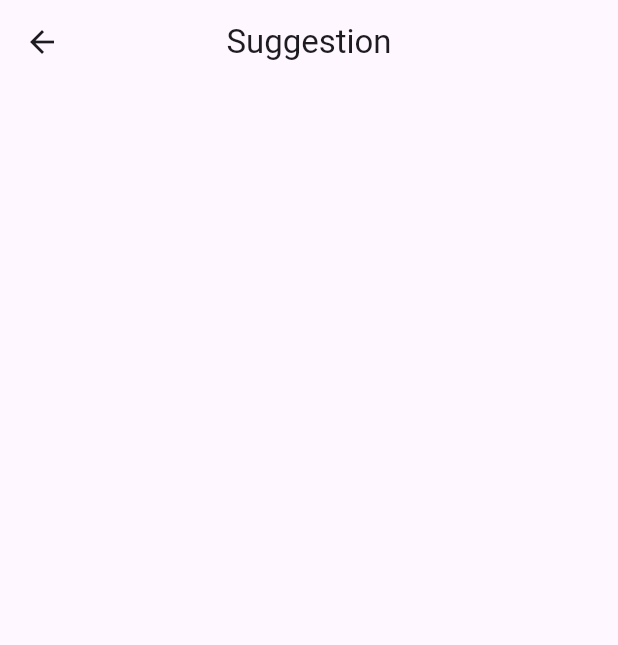
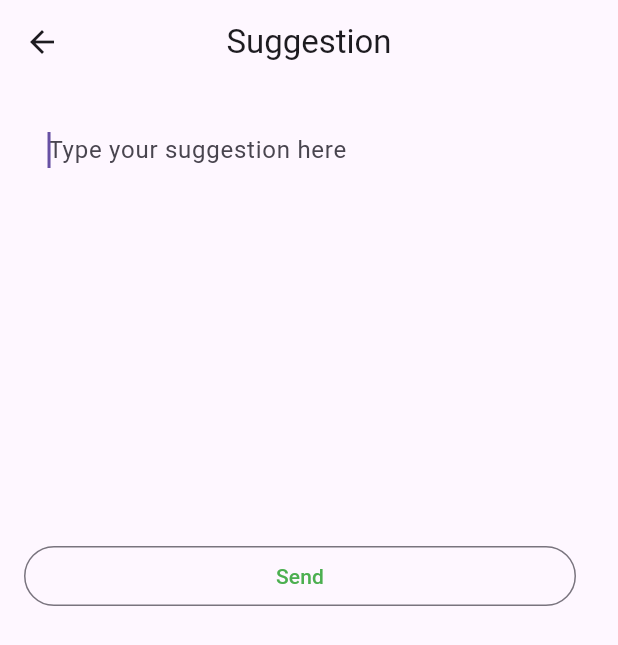
Before and after one commit to SamuelWakoli/Moval-Enterprise, a Flutter app: the SuggestionPage screen opened directly, on a phone screen of 412 x 824 dp. Shown: the top 645 px of the screen. Run offline on Flutter 3.47's test engine with Material 2 defaults, Android fonts, the phone set to English and light mode, and no system bars; our stand-ins replace cached_network_image, firebase_auth, firebase_core, firebase_storage, font_awesome_flutter, google_sign_in and 2 more; missing offline and left inert: firebase_ui_oauth_google; accounts and stored records are empty; generated files the repository leaves out were written again; network calls fail.

Commit message:
Added more features

```diff
--- a/lib/pages/orders.dart
+++ b/lib/pages/orders.dart
@@ -27,9 +27,9 @@ class _OrdersPageState extends State<OrdersPage> {
               ),
             ),
             //delivered || awaiting delivery
-            title: Text("Delivered\nProduct Name"),
-            subtitle:
-                Text("Quantity: 1\nAmount paid: Ksh. 2000\nDate: 12/12/2022"),
+            title: Text("Product Name"),
+            subtitle: Text(
+                "Quantity: 1\nAmount paid: Ksh. 2000\nDate: 12/12/2022\nStatus: Delivered"),
           ),
         ),
       ),
--- a/lib/pages/suggestion.dart
+++ b/lib/pages/suggestion.dart
@@ -8,6 +8,20 @@ class SuggestionPage extends StatefulWidget {
 }
 
 class _SuggestionPageState extends State<SuggestionPage> {
+  String? _issue;
+  bool loading = false;
+
+  InputBorder textFieldBorder = OutlineInputBorder(
+    borderSide: BorderSide(color: Colors.transparent),
+  );
+
+  sendIssue() {
+    if (_globalKey.currentState!.validate()) {
+      //TODO: Code for sending suggestion
+    }
+  }
+
+  final GlobalKey<FormState> _globalKey = GlobalKey<FormState>();
   @override
   Widget build(BuildContext context) {
     return Scaffold(
@@ -15,6 +29,75 @@ class _SuggestionPageState extends State<SuggestionPage> {
         centerTitle: true,
         title: const Text("Suggestion"),
       ),
+      body: Form(
+        key: _globalKey,
+        child: SingleChildScrollView(
+          child: ConstrainedBox(
+              constraints: const BoxConstraints(
+                maxWidth: 400.0,
+              ),
+              child: Padding(
+                padding: const EdgeInsets.all(16.0),
+                child: Column(
+                  mainAxisAlignment: MainAxisAlignment.center,
+                  crossAxisAlignment: CrossAxisAlignment.center,
+                  children: [
+                    TextFormField(
+                      keyboardType: TextInputType.emailAddress,
+                      textInputAction: TextInputAction.send,
+                      autofocus: true,
+                      minLines: 10,
+                      maxLines: 10,
+                      decoration: InputDecoration(
+                        hintText: "Type your suggestion here",
+                        labelStyle:
+                            TextStyle(color: Theme.of(context).primaryColor),
+                        enabledBorder: textFieldBorder,
+                        focusedBorder: textFieldBorder,
+                        errorBorder: OutlineInputBorder(
+                            borderRadius: BorderRadius.circular(10),
+                            borderSide: const BorderSide(color: Colors.red)),
+                        focusedErrorBorder: textFieldBorder,
+                      ),
+                      validator: (value) {
+                        if (value == null || value.isEmpty) {
+                          return 'Cannot send empty suggestion';
+                        }
+                        return null;
+                      },
+                      onChanged: (value) {
+                        _issue = value;
+                      },
+                      onFieldSubmitted: (value) {
+                        _issue = value;
+                        sendIssue();
+                      },
+                    ),
+                    const SizedBox(height: 16.0),
+                    SizedBox(
+                        width: double.infinity,
+                        child: OutlinedButton(
+                            onPressed: () async {
+                              sendIssue();
+                            },
+                            child: loading
+                                ? SizedBox(
+                                    height: 20,
+                                    width: 20,
+                                    child: CircularProgressIndicator(
+                                      color: Theme.of(context).primaryColor,
+                                    ),
+                                  )
+                                : Text(
+                                    "Send",
+                                    style: TextStyle(
+                                        color: Theme.of(context).primaryColor),
+                                  ))),
+                  ],
+                ),
+              )),
+        ),
+      ),
     );
   }
 }
```
Also changed, not shown: lib/home_screen/drawer_content.dart (+0 -13 lines), lib/pages/cart_item_details.dart (+11 -15 lines), lib/pages/quiz_answers.dart (deleted, +0 -20 lines), lib/pages/report_issue.dart (+6 -4 lines).
